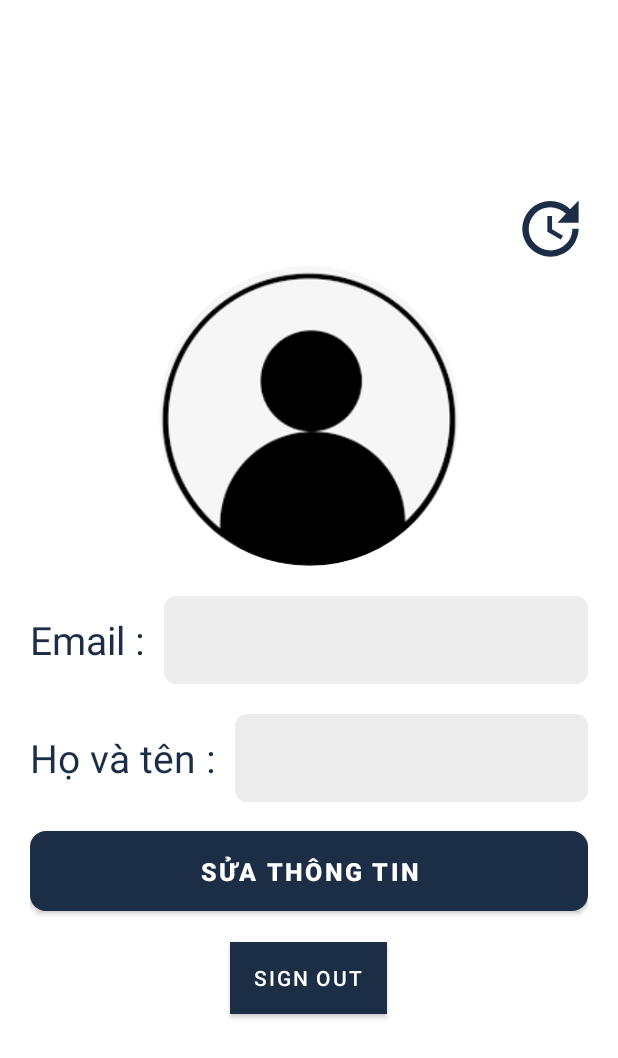
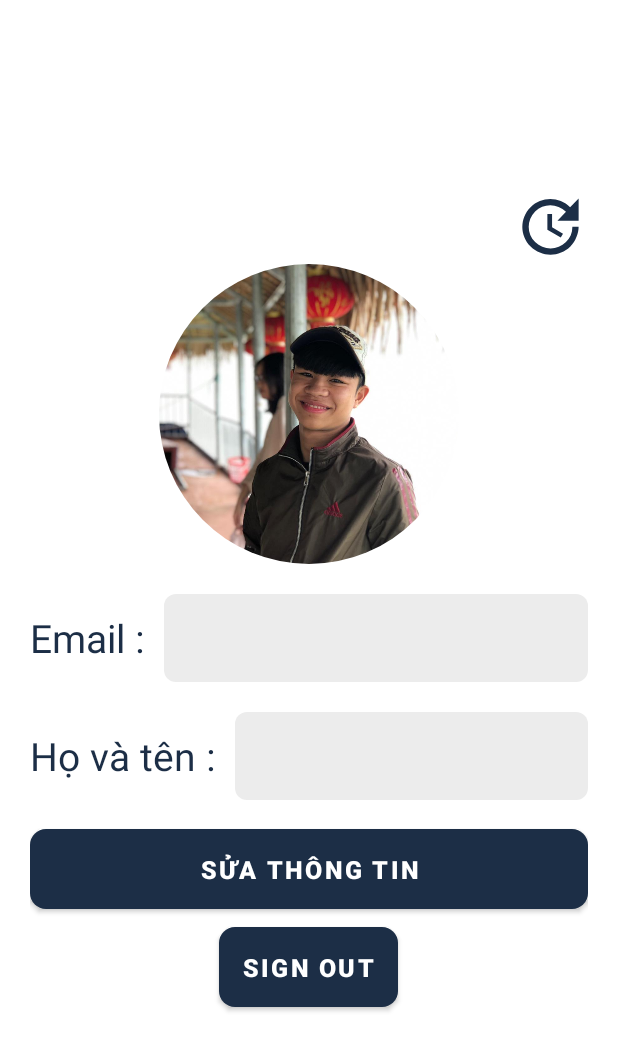
Before and after one commit to dinhtam1/BKZola, an Android app: the fragment ProfileFragment shown on its own in the app's theme, on a phone screen of 412 x 824 dp. Shown: the top 1058 px of the screen. Run offline under Robolectric (Android 15) with nearby library versions, the phone set to English and light mode, and no system bars; our stand-ins replace CircleImageView, Firebase (no records; nobody signed in at launch, a user with empty details on screens opened directly), sdp/ssp sizes.

Commit message:
new commit

```diff
--- a/app/build.gradle
+++ b/app/build.gradle
@@ -74,8 +74,8 @@ dependencies {
     implementation 'com.google.firebase:firebase-auth'
 
     //libraries we need for now
-    implementation 'com.android.support.constraint:constraint-layout:2.0.4'
-    implementation 'com.android.support.appcompat-v7:27.1.1'
+//    implementation 'com.android.support.constraint:constraint-layout:2.0.4'
+//    implementation 'com.android.support.appcompat-v7:27.1.1'
     //add this library and this
     implementation 'com.github.bumptech.glide:glide:4.8.0'
     implementation 'de.hdodenhof:circleimageview:2.2.0'
--- a/app/src/main/java/com/example/bkzola/Adapater/UserAdapter.java
+++ b/app/src/main/java/com/example/bkzola/Adapater/UserAdapter.java
@@ -66,7 +66,7 @@ public class UserAdapter extends RecyclerView.Adapter<UserAdapter.ViewHolder> {
         public ViewHolder (View itemView){
             super(itemView);
 
-            username = itemView.findViewById(R.id.usename);
+            username = itemView.findViewById(R.id.username);
             profile_image = itemView.findViewById(R.id.profile_image);
 
 
--- a/app/src/main/java/com/example/bkzola/MainActivity.java
+++ b/app/src/main/java/com/example/bkzola/MainActivity.java
@@ -7,7 +7,7 @@ import androidx.viewpager2.widget.ViewPager2;
 import android.os.Bundle;
 import android.view.MenuItem;
 
-import com.example.bkzola.adapter.MyViewPagerAdapter;
+import com.example.bkzola.Adapater.MyViewPagerAdapter;
 import com.example.bkzola.tranformer.ZoomOutPageTransformer;
 import com.google.android.material.bottomnavigation.BottomNavigationView;
 import com.google.android.material.navigation.NavigationBarView;
--- a/app/src/main/java/com/example/bkzola/fragment/ProfileFragment.java
+++ b/app/src/main/java/com/example/bkzola/fragment/ProfileFragment.java
@@ -64,18 +64,24 @@ public class ProfileFragment extends Fragment {
 
     }
 
+    public void onResume() {
+        super.onResume();
+        // Load lại dữ liệu tại đây
+        showUserInformation();
+    }
+
 
 
     private void nextActivity() {
 
 
         String email = textMail.getText().toString().trim();
-        Detail.email = email;
+//        Detail.email = email;
         String name = textName.getText().toString().trim();
-        Detail.name = name;
+//        Detail.name = name;
         Intent intent = new Intent(getActivity(), UpdateActivity.class);
-//        intent.putExtra("key_email" , email);
-//        intent.putExtra("key_name" , name);
+        intent.putExtra("key_email" , email);
+        intent.putExtra("key_name" , name);
         startActivity(intent);
 
     }
@@ -105,14 +111,14 @@ public class ProfileFragment extends Fragment {
         textMail.setText(email);
     }
 
-//    @Override
-//    public void onActivityResult(int requestCode, int resultCode, @Nullable Intent data) {
-//        super.onActivityResult(requestCode, resultCode, data);
-//        if (MY_REQUEST_CODE == requestCode && requestCode == Activity.RESULT_OK) {
-//            textMail.setText(data.getStringExtra("key_email"));
-//            textName.setText(data.getStringExtra("key_name"));
-//        }
-//    }
+    @Override
+    public void onActivityResult(int requestCode, int resultCode, @Nullable Intent data) {
+        super.onActivityResult(requestCode, resultCode, data);
+        if (MY_REQUEST_CODE == requestCode && requestCode == Activity.RESULT_OK) {
+            textMail.setText(data.getStringExtra("key_email"));
+            textName.setText(data.getStringExtra("key_name"));
+        }
+    }
 
 
 }
--- a/app/src/main/res/drawable/backgroup_left.xml
+++ b/app/src/main/res/drawable/backgroup_left.xml
@@ -4,6 +4,6 @@
 
     <corners
         android:radius="10dp"
-        android:topLefttRadius="0dp"/>
+        android:topLeftRadius="0dp"/>
     <solid android:color="@color/white"/>
 </shape>
--- /dev/null
+++ b/app/src/main/res/drawable/ic_signout_24.xml
@@ -0,0 +1,5 @@
+<vector android:height="24dp" android:tint="#000000"
+    android:viewportHeight="24" android:viewportWidth="24"
+    android:width="24dp" xmlns:android="http://schemas.android.com/apk/res/android">
+    <path android:fillColor="@android:color/white" android:pathData="M13,3h-2v10h2L13,3zM17.83,5.17l-1.42,1.42C17.99,7.86 19,9.81 19,12c0,3.87 -3.13,7 -7,7s-7,-3.13 -7,-7c0,-2.19 1.01,-4.14 2.58,-5.42L6.17,5.17C4.23,6.82 3,9.26 3,12c0,4.97 4.03,9 9,9s9,-4.03 9,-9c0,-2.74 -1.23,-5.18 -3.17,-6.83z"/>
+</vector>
--- a/app/src/main/res/layout/activity_message.xml
+++ b/app/src/main/res/layout/activity_message.xml
@@ -12,7 +12,7 @@
         android:layout_width="match_parent"
         android:layout_height="wrap_content">
 
-        <android.support.v7.widget.Toolbar
+        <Toolbar
             android:layout_width="match_parent"
             android:layout_height="wrap_content"
             android:id="@+id/toolbar"
@@ -32,7 +32,7 @@
                 android:layout_marginLeft="24dp"
                 android:textColor="#fff"
                 />
-        </android.support.v7.widget.Toolbar>
+        </Toolbar>
     </com.google.android.material.appbar.AppBarLayout>
 
     <androidx.recyclerview.widget.RecyclerView
--- a/app/src/main/res/layout/fragment_profile.xml
+++ b/app/src/main/res/layout/fragment_profile.xml
@@ -28,7 +28,7 @@
     <de.hdodenhof.circleimageview.CircleImageView
         android:layout_width="200dp"
         android:layout_height="200dp"
-        android:src="@drawable/avatar_default"/>
+        android:src="@drawable/huu"/>
 
     <LinearLayout
         android:layout_marginTop="20dp"
@@ -98,20 +98,22 @@
         android:layout_width="match_parent"
         android:layout_height="@dimen/_50sdp"
         android:layout_marginTop="@dimen/_10sdp"
-        android:layout_marginBottom="@dimen/_10sdp"
+
         android:text="@string/sua_thong_tin"
         android:textStyle="bold"
         android:textSize="@dimen/_13ssp"
         android:textColor="@color/white"
         app:cornerRadius="@dimen/_8sdp"/>
 
-    <Button
+    <com.google.android.material.button.MaterialButton
         android:id="@+id/btn_SignOut"
         android:layout_width="wrap_content"
-        android:layout_height="wrap_content"
-        android:layout_marginTop="@dimen/_1sdp"
-        android:background="#000000"
-        android:text="@string/sign_out"/>
+        android:layout_height="@dimen/_50sdp"
+        android:text="@string/sign_out"
+        android:textStyle="bold"
+        android:textSize="@dimen/_13ssp"
+        android:textColor="@color/white"
+        app:cornerRadius="@dimen/_8sdp"/>
 
 
 </LinearLayout>
--- a/app/src/main/res/layout/user_item.xml
+++ b/app/src/main/res/layout/user_item.xml
@@ -11,7 +11,7 @@
         android:src="@mipmap/ic_launcher" />
 
     <TextView
-        android:id="@+id/usename"
+        android:id="@+id/username"
         android:layout_width="wrap_content"
         android:layout_height="wrap_content"
         android:text="@string/username"
```
Also changed, not shown: app/src/main/java/com/example/bkzola/Adapater/MyViewPagerAdapter.java (renamed from app/src/main/java/com/example/bkzola/adapter/MyViewPagerAdapter.java, +4 -3 lines), app/src/main/java/com/example/bkzola/activities/MessageActivity.java (+39 -39 lines), app/src/main/java/com/example/bkzola/activities/UpdateActivity.java (+8 -9 lines), app/src/main/java/com/example/bkzola/fragment/UserFragment.java (+15 -1 lines), app/src/main/res/layout/fragment_home.xml (+12 -5 lines), app/src/main/res/layout/fragment_users.xml (+8 -0 lines), app/src/main/res/drawable-v24/huu.jpg (added).
